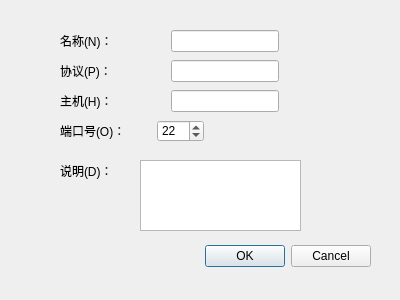
Qt form WindowsClient/shh_UI/newconnection.ui (H-tao/Penguin) before a commit.
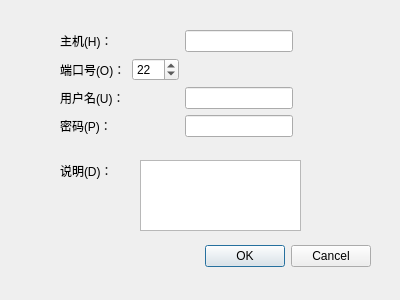
The same form after that commit.

```diff
--- a/WindowsClient/shh_UI/newconnection.ui
+++ b/WindowsClient/shh_UI/newconnection.ui
@@ -39,50 +39,49 @@
     </rect>
    </property>
   </widget>
-  <widget class="QWidget" name="layoutWidget">
+  <widget class="QWidget" name="layoutWidget_5">
+   <property name="geometry">
+    <rect>
+     <x>60</x>
+     <y>160</y>
+     <width>75</width>
+     <height>22</height>
+    </rect>
+   </property>
+   <layout class="QHBoxLayout" name="horizontalLayout_5">
+    <item>
+     <widget class="QLabel" name="statusLabel">
+      <property name="text">
+       <string>说明(D)：</string>
+      </property>
+     </widget>
+    </item>
+    <item>
+     <spacer name="horizontalSpacer_5">
+      <property name="orientation">
+       <enum>Qt::Horizontal</enum>
+      </property>
+      <property name="sizeHint" stdset="0">
+       <size>
+        <width>13</width>
+        <height>20</height>
+       </size>
+      </property>
+     </spacer>
+    </item>
+   </layout>
+  </widget>
+  <widget class="QWidget" name="">
    <property name="geometry">
     <rect>
      <x>60</x>
      <y>30</y>
-     <width>219</width>
-     <height>22</height>
+     <width>233</width>
+     <height>108</height>
     </rect>
    </property>
-   <layout class="QHBoxLayout" name="horizontalLayout">
+   <layout class="QVBoxLayout" name="verticalLayout">
     <item>
-     <widget class="QLabel" name="nameLabel">
-      <property name="text">
-       <string>名称(N)：</string>
-      </property>
-     </widget>
-    </item>
-    <item>
-     <spacer name="horizontalSpacer">
-      <property name="orientation">
-       <enum>Qt::Horizontal</enum>
-      </property>
-      <property name="sizeHint" stdset="0">
-       <size>
-        <width>18</width>
-        <height>20</height>
-       </size>
-      </property>
-     </spacer>
-    </item>
-    <item>
-     <widget class="QLineEdit" name="nameLineEdit"/>
-    </item>
-   </layout>
-  </widget>
-  <widget class="QWidget" name="layoutWidget_2">
-   <property name="geometry">
-    <rect>
-     <x>60</x>
-     <y>90</y>
-     <width>219</width>
-     <height>22</height>
-    </rect>
-   </property>
    <layout class="QHBoxLayout" name="horizontalLayout_3">
     <item>
      <widget class="QLabel" name="hostNumLabel">
@@ -108,51 +107,8 @@
      <widget class="QLineEdit" name="hostNumLineEdit"/>
     </item>
    </layout>
-  </widget>
-  <widget class="QWidget" name="layoutWidget_3">
-   <property name="geometry">
-    <rect>
-     <x>60</x>
-     <y>60</y>
-     <width>219</width>
-     <height>22</height>
-    </rect>
-   </property>
-   <layout class="QHBoxLayout" name="horizontalLayout_2">
-    <item>
-     <widget class="QLabel" name="protocolLabel">
-      <property name="text">
-       <string>协议(P)：</string>
-      </property>
-     </widget>
     </item>
     <item>
-     <spacer name="horizontalSpacer_2">
-      <property name="orientation">
-       <enum>Qt::Horizontal</enum>
-      </property>
-      <property name="sizeHint" stdset="0">
-       <size>
-        <width>18</width>
-        <height>20</height>
-       </size>
-      </property>
-     </spacer>
-    </item>
-    <item>
-     <widget class="QLineEdit" name="protocolLineEdit"/>
-    </item>
-   </layout>
-  </widget>
-  <widget class="QWidget" name="layoutWidget_4">
-   <property name="geometry">
-    <rect>
-     <x>60</x>
-     <y>120</y>
-     <width>144</width>
-     <height>22</height>
-    </rect>
-   </property>
    <layout class="QHBoxLayout" name="horizontalLayout_4">
     <item>
      <widget class="QLabel" name="portNumLabel">
@@ -161,19 +117,6 @@
       </property>
      </widget>
     </item>
-    <item>
-     <spacer name="horizontalSpacer_4">
-      <property name="orientation">
-       <enum>Qt::Horizontal</enum>
-      </property>
-      <property name="sizeHint" stdset="0">
-       <size>
-        <width>18</width>
-        <height>20</height>
-       </size>
-      </property>
-     </spacer>
-    </item>
     <item>
      <widget class="QDoubleSpinBox" name="portNumSpinBox">
       <property name="decimals">
@@ -184,39 +127,80 @@
       </property>
      </widget>
     </item>
-   </layout>
-  </widget>
-  <widget class="QWidget" name="layoutWidget_5">
-   <property name="geometry">
-    <rect>
-     <x>60</x>
-     <y>160</y>
-     <width>75</width>
-     <height>22</height>
-    </rect>
-   </property>
-   <layout class="QHBoxLayout" name="horizontalLayout_5">
+      <item>
+       <spacer name="horizontalSpacer_6">
+        <property name="orientation">
+         <enum>Qt::Horizontal</enum>
+        </property>
+        <property name="sizeHint" stdset="0">
+         <size>
+          <width>40</width>
+          <height>20</height>
+         </size>
+        </property>
+       </spacer>
+      </item>
+     </layout>
+    </item>
+    <item>
+     <layout class="QHBoxLayout" name="horizontalLayout">
+      <item>
+       <widget class="QLabel" name="nameLabel">
+        <property name="text">
+         <string>用户名(U)：</string>
+        </property>
+       </widget>
+      </item>
+      <item>
+       <spacer name="horizontalSpacer">
+        <property name="orientation">
+         <enum>Qt::Horizontal</enum>
+        </property>
+        <property name="sizeHint" stdset="0">
+         <size>
+          <width>18</width>
+          <height>20</height>
+         </size>
+        </property>
+       </spacer>
+      </item>
     <item>
-     <widget class="QLabel" name="statusLabel">
+       <widget class="QLineEdit" name="nameLineEdit"/>
+      </item>
+     </layout>
+    </item>
+    <item>
+     <layout class="QHBoxLayout" name="horizontalLayout_2">
+      <item>
+       <widget class="QLabel" name="protocolLabel">
       <property name="text">
-       <string>说明(D)：</string>
+         <string>密码(P)：</string>
       </property>
      </widget>
     </item>
     <item>
-     <spacer name="horizontalSpacer_5">
+       <spacer name="horizontalSpacer_2">
       <property name="orientation">
        <enum>Qt::Horizontal</enum>
       </property>
       <property name="sizeHint" stdset="0">
        <size>
-        <width>13</width>
+          <width>18</width>
         <height>20</height>
        </size>
       </property>
      </spacer>
     </item>
-   </layout>
+      <item>
+       <widget class="QLineEdit" name="protocolLineEdit">
+        <property name="echoMode">
+         <enum>QLineEdit::Password</enum>
+        </property>
+       </widget>
+      </item>
+     </layout>
+    </item>
+   </layout>
   </widget>
  </widget>
  <resources/>
```
Left out of the diff: 9 changed lines with no effect on the pictures. Lines whose indentation alone changed are shown as unchanged.
